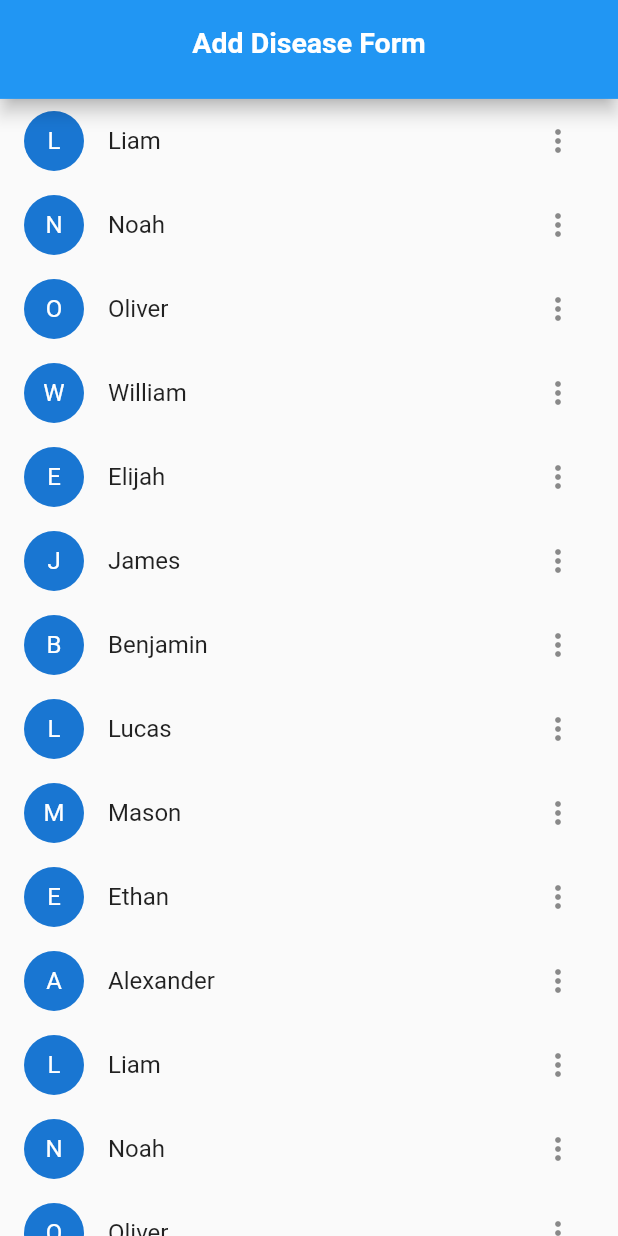
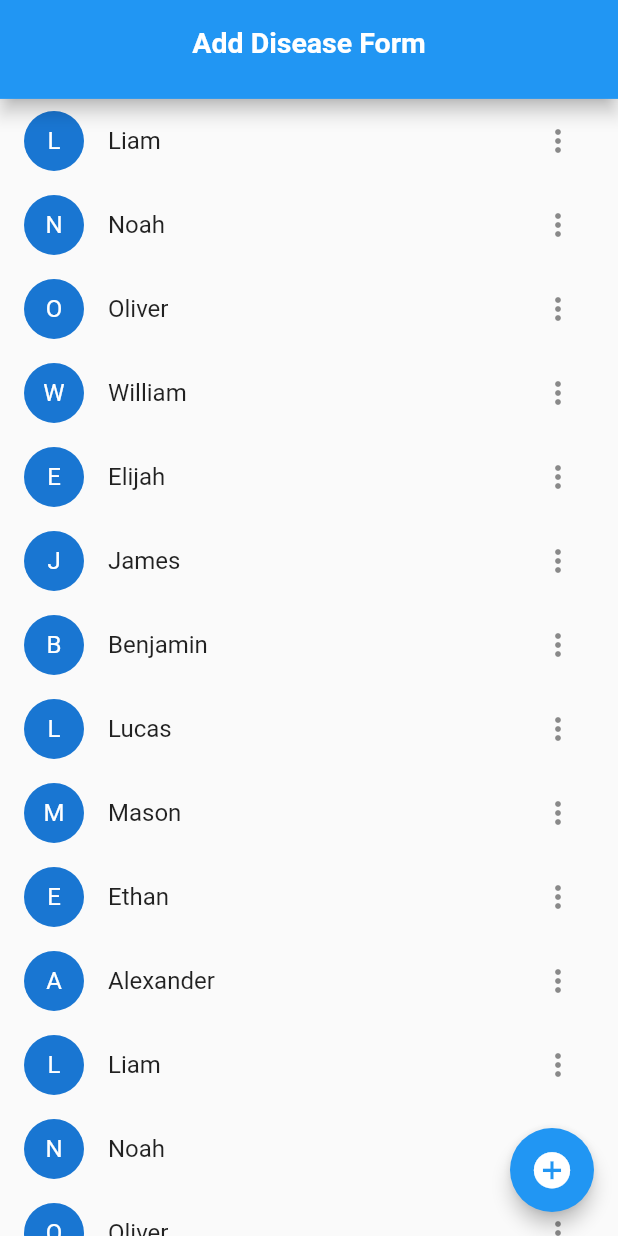
Before and after one commit to piyushwani004/medical_servey_app, a Flutter app: the screen it shows after launch, on a phone screen of 412 x 824 dp. Run offline on Flutter 3.47's test engine with Material 2 defaults, Android fonts, the phone set to English and light mode, and no system bars; our stand-ins replace google_fonts.

Commit message:
add floating button to add diseases page

```diff
--- a/lib/pages/Admin/add_diseases.dart
+++ b/lib/pages/Admin/add_diseases.dart
@@ -1,5 +1,4 @@
 import 'package:flutter/material.dart';
-import 'package:medical_servey_app/widgets/CustomScrollViewBody.dart';
 import 'package:medical_servey_app/widgets/top_sliver_app_bar.dart';
 
 class AddDiseases extends StatefulWidget {
@@ -54,6 +53,17 @@ class _AddDiseasesState extends State<AddDiseases> {
           )),
         ],
       ),
+      floatingActionButton: FloatingActionButton(
+        onPressed: () {},
+        child: Icon(
+          Icons.add_circle,
+          color: Colors.white,
+          size: 29,
+        ),
+        tooltip: 'Add Disease',
+        elevation: 5,
+        splashColor: Colors.grey,
+      ),
     );
   }
 
@@ -77,7 +87,7 @@ class _AddDiseasesState extends State<AddDiseases> {
           ];
         },
         onSelected: (String value) {
-          print('You Click on po up menu item');
+          print('You Click on po up menu item $value');
         },
       ),
       // </Add>
```
